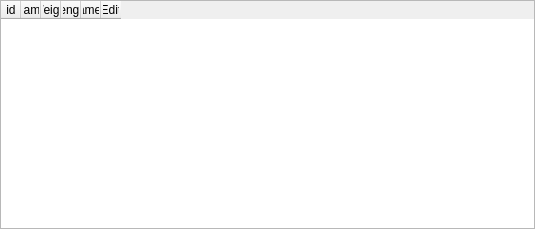
Qt form ui_templates/catalog_bullet_list.ui (o-murphy/archer_ballistics_constructor) before a commit.
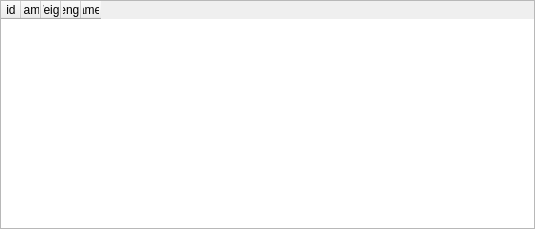
The same form after that commit.

Diff of the .ui file:
```diff
--- a/ui_templates/catalog_bullet_list.ui
+++ b/ui_templates/catalog_bullet_list.ui
@@ -89,11 +89,6 @@
        <string>Diameter</string>
       </property>
      </column>
-     <column>
-      <property name="text">
-       <string>Edit</string>
-      </property>
-     </column>
     </widget>
    </item>
   </layout>
```
